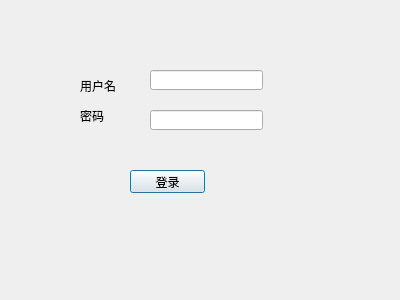
Old version of the form OrderSysV2/orderSystem/dialog.ui in the repository wtzhu13/CPPOrCProectDemo.
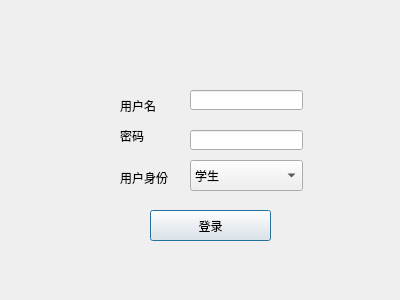
New version of the form.

Commit message: 继续完善V2功能，添加身份选项

```diff
--- a/OrderSysV2/orderSystem/dialog.ui
+++ b/OrderSysV2/orderSystem/dialog.ui
@@ -34,8 +34,8 @@
   <widget class="QLineEdit" name="lineEdit">
    <property name="geometry">
     <rect>
-     <x>150</x>
-     <y>70</y>
+     <x>190</x>
+     <y>90</y>
      <width>113</width>
      <height>20</height>
     </rect>
@@ -44,18 +44,21 @@
   <widget class="QLineEdit" name="lineEdit_2">
    <property name="geometry">
     <rect>
-     <x>150</x>
-     <y>110</y>
+     <x>190</x>
+     <y>130</y>
      <width>113</width>
      <height>20</height>
     </rect>
    </property>
+   <property name="echoMode">
+    <enum>QLineEdit::Password</enum>
+   </property>
   </widget>
   <widget class="QLabel" name="label">
    <property name="geometry">
     <rect>
-     <x>80</x>
-     <y>80</y>
+     <x>120</x>
+     <y>100</y>
      <width>54</width>
      <height>12</height>
     </rect>
@@ -67,8 +70,8 @@
   <widget class="QLabel" name="label_2">
    <property name="geometry">
     <rect>
-     <x>80</x>
-     <y>110</y>
+     <x>120</x>
+     <y>130</y>
      <width>54</width>
      <height>12</height>
     </rect>
@@ -80,16 +83,54 @@
   <widget class="QPushButton" name="pushButton">
    <property name="geometry">
     <rect>
-     <x>130</x>
-     <y>170</y>
-     <width>75</width>
-     <height>23</height>
+     <x>150</x>
+     <y>210</y>
+     <width>121</width>
+     <height>31</height>
     </rect>
    </property>
    <property name="text">
     <string>登录</string>
    </property>
   </widget>
+  <widget class="QComboBox" name="comboBox">
+   <property name="geometry">
+    <rect>
+     <x>190</x>
+     <y>160</y>
+     <width>113</width>
+     <height>31</height>
+    </rect>
+   </property>
+   <item>
+    <property name="text">
+     <string>学生</string>
+    </property>
+   </item>
+   <item>
+    <property name="text">
+     <string>老师</string>
+    </property>
+   </item>
+   <item>
+    <property name="text">
+     <string>管理员</string>
+    </property>
+   </item>
+  </widget>
+  <widget class="QLabel" name="label_3">
+   <property name="geometry">
+    <rect>
+     <x>120</x>
+     <y>170</y>
+     <width>58</width>
+     <height>16</height>
+    </rect>
+   </property>
+   <property name="text">
+    <string>用户身份</string>
+   </property>
+  </widget>
  </widget>
  <resources/>
  <connections/>
```
The commit also changes 25 other files.
